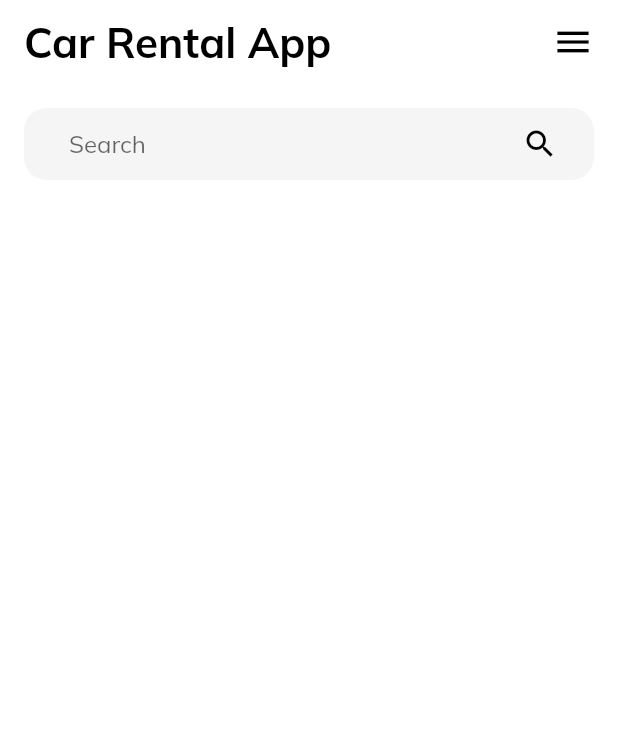
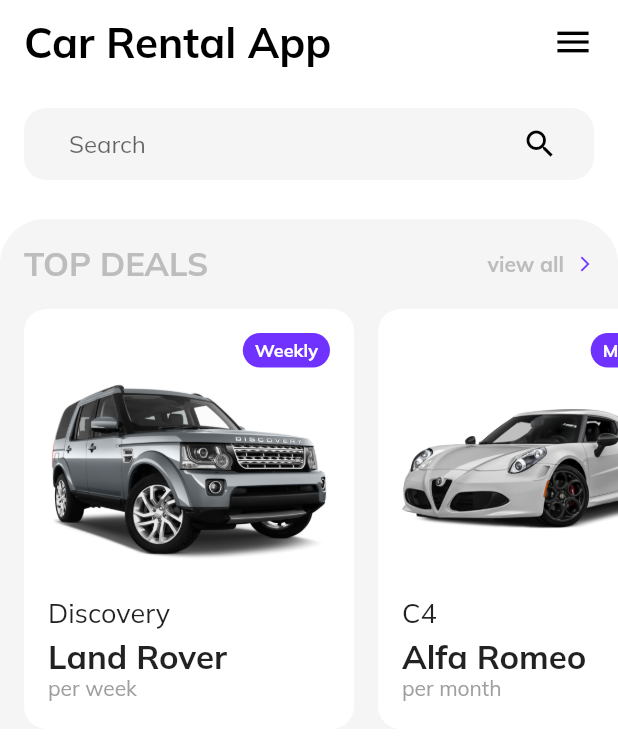
Before and after one commit to kharioki/Car-rental-app, a Flutter app: the screen it shows after launch, on a phone screen of 412 x 824 dp. Shown: the top 740 px of the screen. Run offline on Flutter 3.47's test engine with Material 2 defaults, Android fonts, the phone set to English and light mode, and no system bars; our stand-ins replace google_fonts.

Commit message:
build car widget, and list cars in showroom

```diff
--- /dev/null
+++ b/lib/car_widget.dart
@@ -0,0 +1,81 @@
+import 'package:flutter/material.dart';
+import 'package:car_rental/data.dart';
+import 'package:car_rental/constants.dart';
+
+Widget buildCar(Car car, int index) {
+  return Container(
+    decoration: BoxDecoration(
+      color: Colors.white,
+      borderRadius: BorderRadius.all(
+        Radius.circular(15),
+      ),
+    ),
+    padding: EdgeInsets.all(16),
+    margin: EdgeInsets.only(
+      right: index != null ? 16 : 0,
+      left: index == 0 ? 16 : 0,
+    ),
+    width: 220,
+    child: Column(
+      crossAxisAlignment: CrossAxisAlignment.stretch,
+      children: [
+        Align(
+          alignment: Alignment.centerRight,
+          child: Container(
+            decoration: BoxDecoration(
+              color: kPrimaryColor,
+              borderRadius: BorderRadius.all(Radius.circular(15)),
+            ),
+            child: Padding(
+              padding: EdgeInsets.symmetric(horizontal: 8, vertical: 4),
+              child: Text(
+                car.condition,
+                style: TextStyle(
+                  color: Colors.white,
+                  fontSize: 12,
+                  fontWeight: FontWeight.bold,
+                ),
+              ),
+            ),
+          ),
+        ),
+        SizedBox(height: 8),
+        Container(
+          height: 120,
+          child: Center(
+            child: Image.asset(
+              car.images[0],
+              fit: BoxFit.fitWidth,
+            ),
+          ),
+        ),
+        SizedBox(height: 24),
+        Text(
+          car.model,
+          style: TextStyle(
+            fontSize: 18,
+          ),
+        ),
+        SizedBox(height: 8),
+        Text(
+          car.brand,
+          style: TextStyle(
+            fontSize: 22,
+            fontWeight: FontWeight.bold,
+            height: 1,
+          ),
+        ),
+        Text(
+          'per ' +
+              (car.condition == 'Daily'
+                  ? 'day'
+                  : car.condition == 'Weekly' ? 'week' : 'month'),
+          style: TextStyle(
+            fontSize: 14,
+            color: Colors.grey,
+          ),
+        ),
+      ],
+    ),
+  );
+}
--- a/lib/showroom.dart
+++ b/lib/showroom.dart
@@ -1,3 +1,4 @@
+import 'package:car_rental/car_widget.dart';
 import 'package:flutter/material.dart';
 import 'package:google_fonts/google_fonts.dart';
 import 'package:car_rental/constants.dart';
@@ -9,6 +10,8 @@ class Showroom extends StatefulWidget {
 }
 
 class _ShowroomState extends State<Showroom> {
+  List<Car> cars = getCarList();
+
   @override
   Widget build(BuildContext context) {
     return Scaffold(
@@ -70,8 +73,76 @@ class _ShowroomState extends State<Showroom> {
               ),
             ),
           ),
+          Expanded(
+            child: SingleChildScrollView(
+              physics: BouncingScrollPhysics(),
+              child: Container(
+                decoration: BoxDecoration(
+                  color: Colors.grey[100],
+                  borderRadius: BorderRadius.only(
+                    topLeft: Radius.circular(30),
+                    topRight: Radius.circular(30),
+                  ),
+                ),
+                child: Column(
+                  children: [
+                    Padding(
+                      padding: EdgeInsets.all(16),
+                      child: Row(
+                        mainAxisAlignment: MainAxisAlignment.spaceBetween,
+                        children: [
+                          Text(
+                            'TOP DEALS',
+                            style: TextStyle(
+                              fontSize: 22,
+                              fontWeight: FontWeight.bold,
+                              color: Colors.grey[400],
+                            ),
+                          ),
+                          Row(
+                            children: [
+                              Text(
+                                'view all',
+                                style: TextStyle(
+                                  fontSize: 14,
+                                  fontWeight: FontWeight.bold,
+                                  color: Colors.grey[400],
+                                ),
+                              ),
+                              SizedBox(width: 8),
+                              Icon(
+                                Icons.arrow_forward_ios,
+                                size: 12,
+                                color: kPrimaryColor,
+                              ),
+                            ],
+                          ),
+                        ],
+                      ),
+                    ),
+                    Container(
+                      height: 280,
+                      child: ListView(
+                        physics: BouncingScrollPhysics(),
+                        scrollDirection: Axis.horizontal,
+                        children: buildDeals(),
+                      ),
+                    ),
+                  ],
+                ),
+              ),
+            ),
+          ),
         ],
       ),
     );
   }
+
+  List<Widget> buildDeals() {
+    List<Widget> list = [];
+    for (var i = 0; i < cars.length; i++) {
+      list.add(buildCar(cars[i], i));
+    }
+    return list;
+  }
 }
```
